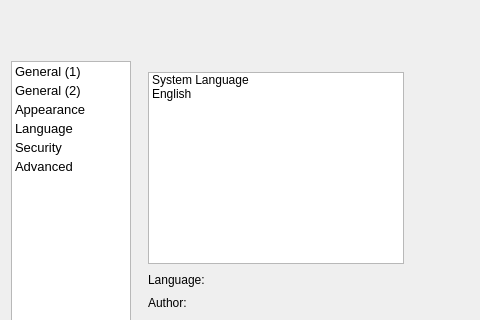
Above: src/forms/SettingsDlg.ui from thooge/keepassx1 before the change; both pictures show x 0 to 480 and y 0 to 320 of the 667 by 440 pixel window. Below: the same form after it.
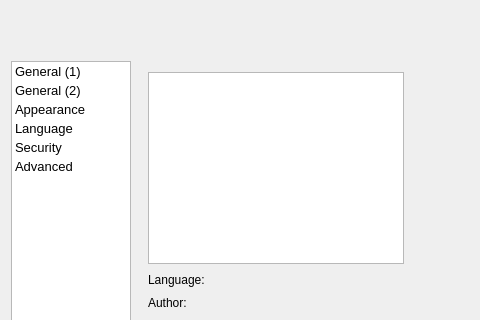
That is the form after the change. The open tabs and pages were chosen to show the change. Custom widgets are drawn as their Qt base class.

Commit message: Fix crash when changing language (using Qt 4.3)

Diff of the .ui file:
```diff
--- a/src/forms/SettingsDlg.ui
+++ b/src/forms/SettingsDlg.ui
@@ -832,16 +832,6 @@
              <property name="selectionBehavior" >
               <enum>QAbstractItemView::SelectRows</enum>
              </property>
-             <item>
-              <property name="text" >
-               <string>System Language</string>
-              </property>
-             </item>
-             <item>
-              <property name="text" >
-               <string>English</string>
-              </property>
-             </item>
             </widget>
            </item>
            <item>
```
The commit also changes 2 other files.
